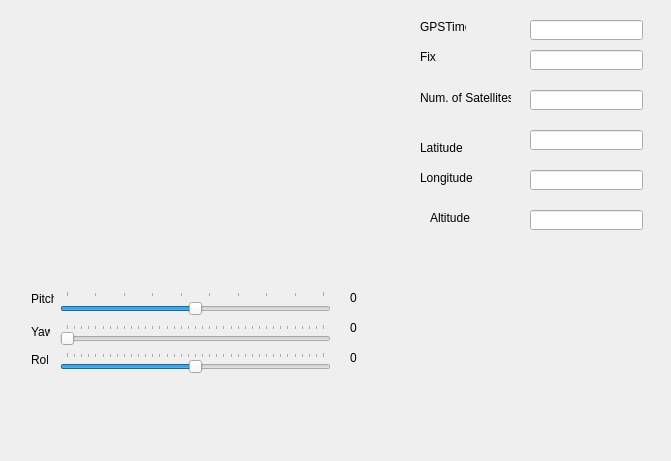
Old version of the form gpsimuwindow.ui in the repository hgarbeil/GPSImu.
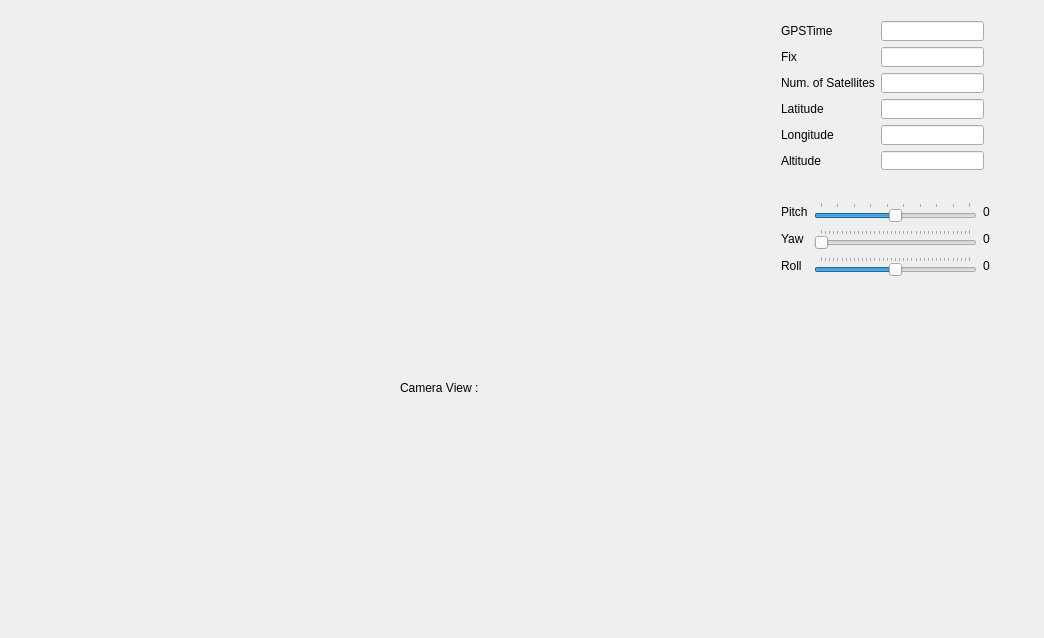
New version of the form. Custom widgets are drawn as their Qt base class.

Diff of the .ui file:
```diff
--- a/gpsimuwindow.ui
+++ b/gpsimuwindow.ui
@@ -6,8 +6,8 @@
    <rect>
     <x>0</x>
     <y>0</y>
-    <width>671</width>
-    <height>461</height>
+    <width>1044</width>
+    <height>638</height>
    </rect>
   </property>
   <property name="windowTitle">
@@ -17,314 +17,241 @@
    <property name="geometry">
     <rect>
      <x>9</x>
-     <y>9</y>
+     <y>370</y>
      <width>381</width>
      <height>261</height>
     </rect>
    </property>
   </widget>
-  <widget class="QSlider" name="pitchSlider">
+  <widget class="MyImageWidget" name="imageDisplay" native="true">
    <property name="geometry">
     <rect>
-     <x>60</x>
-     <y>291</y>
-     <width>271</width>
-     <height>27</height>
+     <x>9</x>
+     <y>9</y>
+     <width>751</width>
+     <height>351</height>
     </rect>
    </property>
-   <property name="minimum">
-    <number>-45</number>
-   </property>
-   <property name="maximum">
-    <number>45</number>
-   </property>
-   <property name="singleStep">
-    <number>1</number>
-   </property>
-   <property name="pageStep">
-    <number>5</number>
-   </property>
-   <property name="orientation">
-    <enum>Qt::Horizontal</enum>
-   </property>
-   <property name="tickPosition">
-    <enum>QSlider::TicksAbove</enum>
-   </property>
-   <property name="tickInterval">
-    <number>10</number>
-   </property>
   </widget>
-  <widget class="QSlider" name="headingSlider">
+  <widget class="QWidget" name="widget" native="true">
    <property name="geometry">
     <rect>
-     <x>60</x>
-     <y>324</y>
-     <width>271</width>
-     <height>22</height>
+     <x>399</x>
+     <y>409</y>
+     <width>361</width>
+     <height>221</height>
     </rect>
    </property>
-   <property name="minimum">
-    <number>0</number>
-   </property>
-   <property name="maximum">
-    <number>360</number>
-   </property>
-   <property name="orientation">
-    <enum>Qt::Horizontal</enum>
-   </property>
-   <property name="tickPosition">
-    <enum>QSlider::TicksAbove</enum>
-   </property>
-   <property name="tickInterval">
-    <number>10</number>
-   </property>
   </widget>
-  <widget class="QSlider" name="rollSlider">
+  <widget class="QLabel" name="label_10">
    <property name="geometry">
     <rect>
-     <x>60</x>
-     <y>352</y>
-     <width>271</width>
-     <height>22</height>
-    </rect>
-   </property>
-   <property name="minimum">
-    <number>-180</number>
-   </property>
-   <property name="maximum">
-    <number>180</number>
-   </property>
-   <property name="orientation">
-    <enum>Qt::Horizontal</enum>
-   </property>
-   <property name="tickPosition">
-    <enum>QSlider::TicksAbove</enum>
-   </property>
-   <property name="tickInterval">
-    <number>10</number>
-   </property>
-  </widget>
-  <widget class="QLabel" name="label">
-   <property name="geometry">
-    <rect>
-     <x>31</x>
-     <y>291</y>
-     <width>23</width>
+     <x>400</x>
+     <y>380</y>
+     <width>81</width>
      <height>16</height>
     </rect>
    </property>
    <property name="text">
-    <string>Pitch</string>
+    <string>Camera View :</string>
    </property>
   </widget>
-  <widget class="QLabel" name="label_2">
+  <widget class="QWidget" name="">
    <property name="geometry">
     <rect>
-     <x>31</x>
-     <y>324</y>
-     <width>19</width>
-     <height>16</height>
+     <x>770</x>
+     <y>10</y>
+     <width>225</width>
+     <height>171</height>
     </rect>
    </property>
-   <property name="text">
-    <string>Yaw</string>
-   </property>
+   <layout class="QGridLayout" name="gridLayout">
+    <item row="0" column="0">
+     <widget class="QLabel" name="label_4">
+      <property name="text">
+       <string>GPSTime</string>
+      </property>
+     </widget>
+    </item>
+    <item row="0" column="1">
+     <widget class="QLineEdit" name="timeLE"/>
+    </item>
+    <item row="1" column="0">
+     <widget class="QLabel" name="label_5">
+      <property name="text">
+       <string>Fix</string>
+      </property>
+     </widget>
+    </item>
+    <item row="1" column="1">
+     <widget class="QLineEdit" name="fixLE"/>
+    </item>
+    <item row="2" column="0">
+     <widget class="QLabel" name="label_6">
+      <property name="text">
+       <string>Num. of Satellites</string>
+      </property>
+     </widget>
+    </item>
+    <item row="2" column="1">
+     <widget class="QLineEdit" name="numsatLE">
+      <property name="text">
+       <string/>
+      </property>
+     </widget>
+    </item>
+    <item row="3" column="0">
+     <widget class="QLabel" name="label_7">
+      <property name="text">
+       <string>Latitude</string>
+      </property>
+     </widget>
+    </item>
+    <item row="3" column="1">
+     <widget class="QLineEdit" name="latLE">
+      <property name="text">
+       <string/>
+      </property>
+     </widget>
+    </item>
+    <item row="4" column="0">
+     <widget class="QLabel" name="label_8">
+      <property name="text">
+       <string>Longitude</string>
+      </property>
+     </widget>
+    </item>
+    <item row="4" column="1">
+     <widget class="QLineEdit" name="lonLE"/>
+    </item>
+    <item row="5" column="0">
+     <widget class="QLabel" name="label_9">
+      <property name="text">
+       <string>Altitude</string>
+      </property>
+     </widget>
+    </item>
+    <item row="5" column="1">
+     <widget class="QLineEdit" name="altLE"/>
+    </item>
+   </layout>
   </widget>
-  <widget class="QLabel" name="label_3">
+  <widget class="QWidget" name="">
    <property name="geometry">
     <rect>
-     <x>31</x>
-     <y>352</y>
-     <width>17</width>
-     <height>16</height>
+     <x>770</x>
+     <y>190</y>
+     <width>231</width>
+     <height>101</height>
     </rect>
    </property>
-   <property name="text">
-    <string>Roll</string>
-   </property>
-  </widget>
-  <widget class="QLabel" name="pitchLabel">
-   <property name="geometry">
-    <rect>
-     <x>350</x>
-     <y>290</y>
-     <width>31</width>
-     <height>16</height>
-    </rect>
-   </property>
-   <property name="text">
-    <string>0</string>
-   </property>
-  </widget>
-  <widget class="QLabel" name="yawLabel">
-   <property name="geometry">
-    <rect>
-     <x>350</x>
-     <y>320</y>
-     <width>31</width>
-     <height>16</height>
-    </rect>
-   </property>
-   <property name="text">
-    <string>0</string>
-   </property>
-  </widget>
-  <widget class="QLabel" name="rollLabel">
-   <property name="geometry">
-    <rect>
-     <x>350</x>
-     <y>350</y>
-     <width>31</width>
-     <height>16</height>
-    </rect>
-   </property>
-   <property name="text">
-    <string>0</string>
-   </property>
-  </widget>
-  <widget class="QLineEdit" name="timeLE">
-   <property name="geometry">
-    <rect>
-     <x>530</x>
-     <y>20</y>
-     <width>113</width>
-     <height>20</height>
-    </rect>
-   </property>
-  </widget>
-  <widget class="QLabel" name="label_4">
-   <property name="geometry">
-    <rect>
-     <x>420</x>
-     <y>20</y>
-     <width>46</width>
-     <height>13</height>
-    </rect>
-   </property>
-   <property name="text">
-    <string>GPSTime</string>
-   </property>
-  </widget>
-  <widget class="QLabel" name="label_5">
-   <property name="geometry">
-    <rect>
-     <x>420</x>
-     <y>50</y>
-     <width>46</width>
-     <height>13</height>
-    </rect>
-   </property>
-   <property name="text">
-    <string>Fix</string>
-   </property>
-  </widget>
-  <widget class="QLineEdit" name="fixLE">
-   <property name="geometry">
-    <rect>
-     <x>530</x>
-     <y>50</y>
-     <width>113</width>
-     <height>20</height>
-    </rect>
-   </property>
-  </widget>
-  <widget class="QLabel" name="label_6">
-   <property name="geometry">
-    <rect>
-     <x>420</x>
-     <y>90</y>
-     <width>91</width>
-     <height>16</height>
-    </rect>
-   </property>
-   <property name="text">
-    <string>Num. of Satellites</string>
-   </property>
-  </widget>
-  <widget class="QLineEdit" name="numsatLE">
-   <property name="geometry">
-    <rect>
-     <x>530</x>
-     <y>90</y>
-     <width>113</width>
-     <height>20</height>
-    </rect>
-   </property>
-   <property name="text">
-    <string/>
-   </property>
-  </widget>
-  <widget class="QLineEdit" name="latLE">
-   <property name="geometry">
-    <rect>
-     <x>530</x>
-     <y>130</y>
-     <width>113</width>
-     <height>20</height>
-    </rect>
-   </property>
-   <property name="text">
-    <string/>
-   </property>
-  </widget>
-  <widget class="QLineEdit" name="lonLE">
-   <property name="geometry">
-    <rect>
-     <x>530</x>
-     <y>170</y>
-     <width>113</width>
-     <height>20</height>
-    </rect>
-   </property>
-  </widget>
-  <widget class="QLabel" name="label_7">
-   <property name="geometry">
-    <rect>
-     <x>420</x>
-     <y>140</y>
-     <width>91</width>
-     <height>16</height>
-    </rect>
-   </property>
-   <property name="text">
-    <string>Latitude</string>
-   </property>
-  </widget>
-  <widget class="QLabel" name="label_8">
-   <property name="geometry">
-    <rect>
-     <x>420</x>
-     <y>170</y>
-     <width>91</width>
-     <height>16</height>
-    </rect>
-   </property>
-   <property name="text">
-    <string>Longitude</string>
-   </property>
-  </widget>
-  <widget class="QLineEdit" name="lineEdit_2">
-   <property name="geometry">
-    <rect>
-     <x>530</x>
-     <y>210</y>
-     <width>113</width>
-     <height>20</height>
-    </rect>
-   </property>
-  </widget>
-  <widget class="QLabel" name="label_9">
-   <property name="geometry">
-    <rect>
-     <x>430</x>
-     <y>210</y>
-     <width>61</width>
-     <height>16</height>
-    </rect>
-   </property>
-   <property name="text">
-    <string>Altitude</string>
-   </property>
+   <layout class="QGridLayout" name="gridLayout_2">
+    <item row="0" column="0">
+     <widget class="QLabel" name="label">
+      <property name="text">
+       <string>Pitch</string>
+      </property>
+     </widget>
+    </item>
+    <item row="0" column="1">
+     <widget class="QSlider" name="pitchSlider">
+      <property name="minimum">
+       <number>-45</number>
+      </property>
+      <property name="maximum">
+       <number>45</number>
+      </property>
+      <property name="singleStep">
+       <number>1</number>
+      </property>
+      <property name="pageStep">
+       <number>5</number>
+      </property>
+      <property name="orientation">
+       <enum>Qt::Horizontal</enum>
+      </property>
+      <property name="tickPosition">
+       <enum>QSlider::TicksAbove</enum>
+      </property>
+      <property name="tickInterval">
+       <number>10</number>
+      </property>
+     </widget>
+    </item>
+    <item row="0" column="2">
+     <widget class="QLabel" name="pitchLabel">
+      <property name="text">
+       <string>0</string>
+      </property>
+     </widget>
+    </item>
+    <item row="1" column="0">
+     <widget class="QLabel" name="label_2">
+      <property name="text">
+       <string>Yaw</string>
+      </property>
+     </widget>
+    </item>
+    <item row="1" column="1">
+     <widget class="QSlider" name="headingSlider">
+      <property name="minimum">
+       <number>0</number>
+      </property>
+      <property name="maximum">
+       <number>360</number>
+      </property>
+      <property name="orientation">
+       <enum>Qt::Horizontal</enum>
+      </property>
+      <property name="tickPosition">
+       <enum>QSlider::TicksAbove</enum>
+      </property>
+      <property name="tickInterval">
+       <number>10</number>
+      </property>
+     </widget>
+    </item>
+    <item row="1" column="2">
+     <widget class="QLabel" name="yawLabel">
+      <property name="text">
+       <string>0</string>
+      </property>
+     </widget>
+    </item>
+    <item row="2" column="0">
+     <widget class="QLabel" name="label_3">
+      <property name="text">
+       <string>Roll</string>
+      </property>
+     </widget>
+    </item>
+    <item row="2" column="1">
+     <widget class="QSlider" name="rollSlider">
+      <property name="minimum">
+       <number>-180</number>
+      </property>
+      <property name="maximum">
+       <number>180</number>
+      </property>
+      <property name="orientation">
+       <enum>Qt::Horizontal</enum>
+      </property>
+      <property name="tickPosition">
+       <enum>QSlider::TicksAbove</enum>
+      </property>
+      <property name="tickInterval">
+       <number>10</number>
+      </property>
+     </widget>
+    </item>
+    <item row="2" column="2">
+     <widget class="QLabel" name="rollLabel">
+      <property name="text">
+       <string>0</string>
+      </property>
+     </widget>
+    </item>
+   </layout>
   </widget>
  </widget>
  <layoutdefault spacing="6" margin="11"/>
@@ -340,6 +267,12 @@
     <slot>setZRotation(int)</slot>
    </slots>
   </customwidget>
+  <customwidget>
+   <class>MyImageWidget</class>
+   <extends>QWidget</extends>
+   <header>myimagewidget.h</header>
+   <container>1</container>
+  </customwidget>
  </customwidgets>
  <resources/>
  <connections>
```
